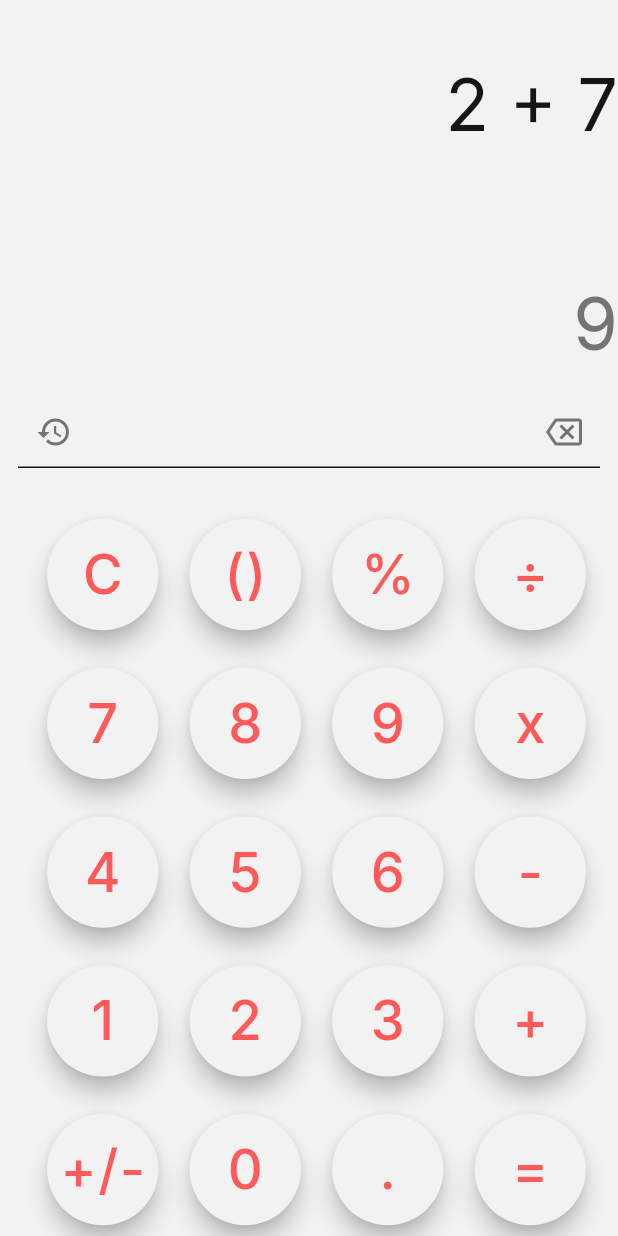
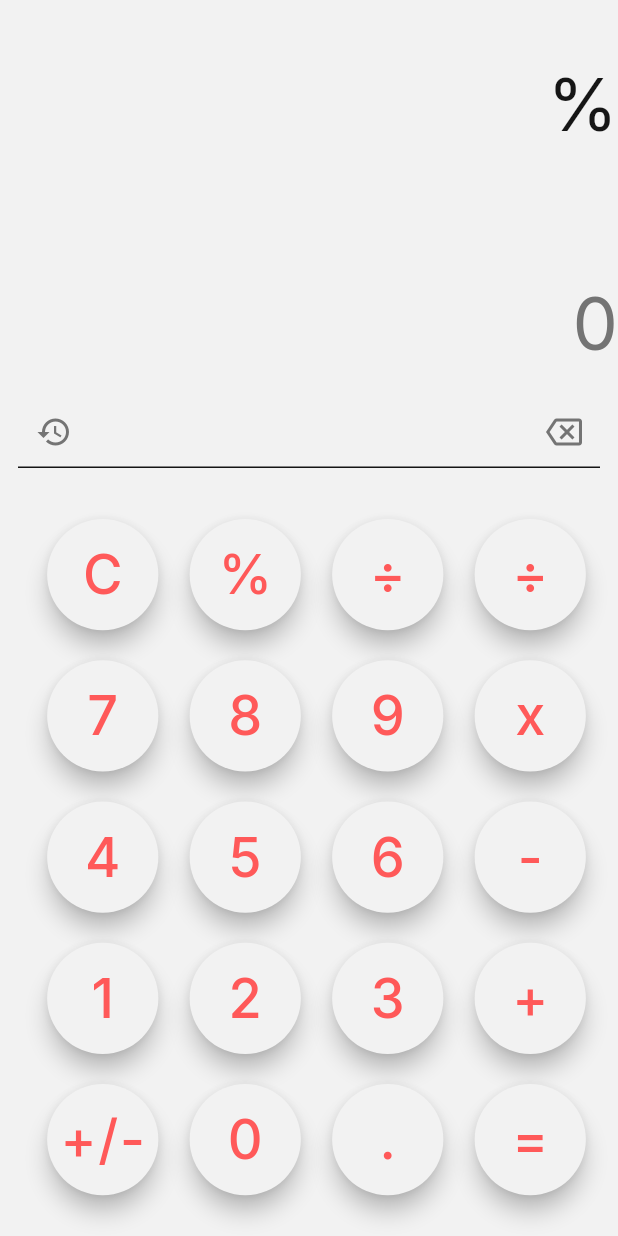
Before and after one commit to Fegartyx/Calculator, a Flutter app: the screen it shows after launch, after a tap on an icon or button, on a phone screen of 412 x 824 dp. Run offline on Flutter 3.47's test engine with Material 2 defaults, Android fonts, the phone set to English and light mode, and no system bars; our stand-ins replace google_fonts, math_expressions.

Commit message:
Dark/Light Mode

```diff
--- a/calculator/lib/base_app.dart
+++ b/calculator/lib/base_app.dart
@@ -1,19 +1,53 @@
 import 'package:calculator/style.dart';
 import 'package:flutter/material.dart';
+import 'package:math_expressions/math_expressions.dart';
 
-class BaseApp extends StatelessWidget {
-  const BaseApp({Key? key}) : super(key: key);
+class BaseApp extends StatefulWidget {
+  @override
+  State<BaseApp> createState() => _BaseAppState();
+}
+
+class _BaseAppState extends State<BaseApp> {
+  String equation = "0";
+  String result = "0";
+  String expression = "";
+
+  buttonPress(String text) {
+    setState(() {
+      if (text == "C") {
+        equation = "0";
+        result = "0";
+      } else if (text == "=") {
+        expression = equation;
+        try {
+          Parser p = Parser();
+          Expression exp = p.parse(expression);
+
+          ContextModel cm = ContextModel();
+          result = '${exp.evaluate(EvaluationType.REAL, cm)}';
+        } catch (e) {
+          result = "Error $e";
+        }
+      } else {
+        equation == '0' ? equation = text : equation = equation + text;
+      }
+    });
+  }
 
   @override
   Widget build(BuildContext context) {
+    var platformBrightness = MediaQuery.of(context).platformBrightness;
     Widget button(String text) {
       return Container(
-        margin: EdgeInsets.only(bottom: 25),
+        margin: EdgeInsets.only(bottom: 20),
         height: MediaQuery.of(context).size.height * 0.09,
         child: FloatingActionButton(
+          heroTag: null,
           backgroundColor: bgColor1,
           splashColor: Colors.grey,
-          onPressed: () {},
+          onPressed: () {
+            buttonPress(text);
+          },
           child: Text(
             text,
             style: clearTextStyle.copyWith(fontSize: 36),
@@ -31,7 +65,7 @@ class BaseApp extends StatelessWidget {
             Container(
               padding: EdgeInsets.only(top: 40),
               child: Text(
-                '2 + 7',
+                equation,
                 style: primaryTextStyle.copyWith(fontSize: 48),
               ),
             ),
@@ -40,7 +74,7 @@ class BaseApp extends StatelessWidget {
             ),
             Container(
               child: Text(
-                '9',
+                result,
                 style: secondaryTextStyle.copyWith(fontSize: 48),
               ),
             ),
@@ -57,7 +91,14 @@ class BaseApp extends StatelessWidget {
                   IconButton(
                     icon: Icon(Icons.backspace_outlined),
                     color: secondaryTextColor,
-                    onPressed: () {},
+                    onPressed: () {
+                      setState(() {
+                        equation = equation.substring(0, equation.length - 1);
+                        if (equation == "") {
+                          equation = "0";
+                        }
+                      });
+                    },
                   ),
                 ],
               ),
@@ -86,42 +127,42 @@ class BaseApp extends StatelessWidget {
                       children: [
                         TableRow(
                           children: [
-                            button('C'),
-                            button('()'),
-                            button('%'),
-                            button('÷'),
+                            button("C"),
+                            button("%"),
+                            button("÷"),
+                            button("÷"),
                           ],
                         ),
                         TableRow(
                           children: [
-                            button('7'),
-                            button('8'),
-                            button('9'),
-                            button('x'),
+                            button("7"),
+                            button("8"),
+                            button("9"),
+                            button("x"),
                           ],
                         ),
                         TableRow(
                           children: [
-                            button('4'),
-                            button('5'),
-                            button('6'),
-                            button('-'),
+                            button("4"),
+                            button("5"),
+                            button("6"),
+                            button("-"),
                           ],
                         ),
                         TableRow(
                           children: [
-                            button('1'),
-                            button('2'),
-                            button('3'),
-                            button('+'),
+                            button("1"),
+                            button("2"),
+                            button("3"),
+                            button("+"),
                           ],
                         ),
                         TableRow(
                           children: [
-                            button('+/-'),
-                            button('0'),
-                            button('.'),
-                            button('='),
+                            button("+/-"),
+                            button("0"),
+                            button("."),
+                            button("="),
                           ],
                         ),
                       ],
@@ -136,7 +177,8 @@ class BaseApp extends StatelessWidget {
     }
 
     return Scaffold(
-      backgroundColor: bgColor1,
+      backgroundColor:
+          platformBrightness == Brightness.light ? bgColor1 : bgColor2,
       body: app(),
     );
   }
--- a/calculator/lib/main.dart
+++ b/calculator/lib/main.dart
@@ -10,9 +10,11 @@ class MyApp extends StatelessWidget {
 
   @override
   Widget build(BuildContext context) {
-    return const MaterialApp(
+    return MaterialApp(
+      darkTheme: ThemeData.dark(),
+      theme: ThemeData(),
       themeMode: ThemeMode.system,
-      home: SplashScreen(),
+      home: const SplashScreen(),
       debugShowCheckedModeBanner: false,
     );
   }
--- a/calculator/pubspec.yaml
+++ b/calculator/pubspec.yaml
@@ -35,6 +35,7 @@ dependencies:
   # Use with the CupertinoIcons class for iOS style icons.
   cupertino_icons: ^1.0.2
   google_fonts: ^3.0.1
+  math_expressions: ^2.3.1
 
 dev_dependencies:
   flutter_test:
```
Also changed, not shown: calculator/pubspec.lock.
